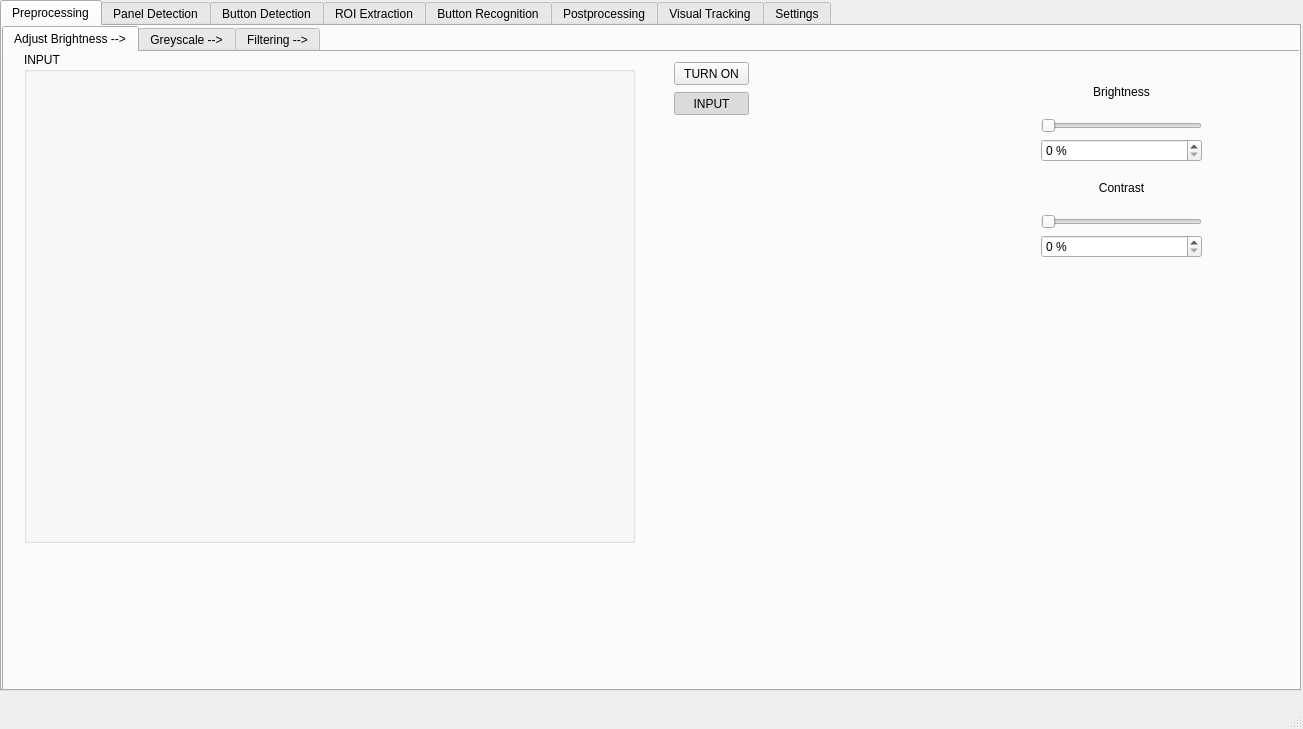
First picture: the form in main/qtdashboard/uidesign/mainwindow.ui, repository Hijtec/breach_rides_elevator, before the edit.
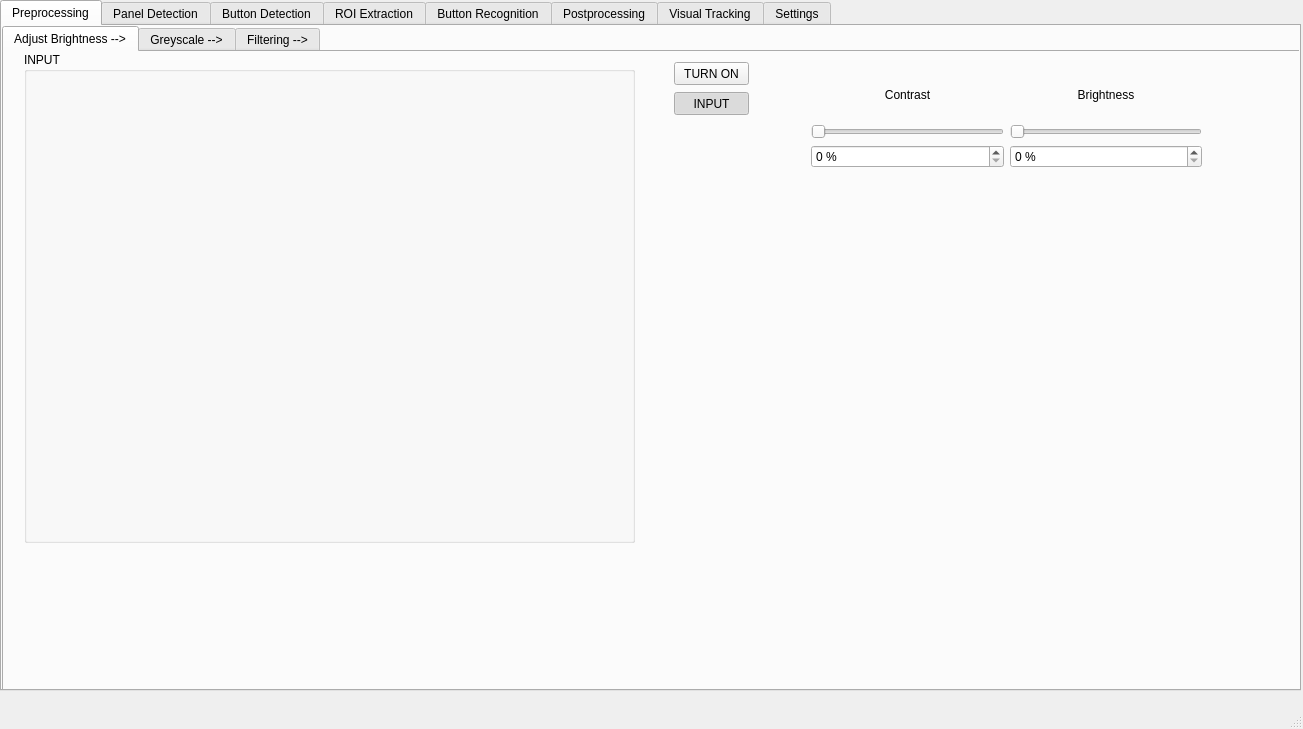
Second picture: the form after the edit.

Diff of the .ui file:
```diff
--- a/main/qtdashboard/uidesign/mainwindow.ui
+++ b/main/qtdashboard/uidesign/mainwindow.ui
@@ -121,56 +121,16 @@
        <widget class="QWidget" name="gridLayoutWidget">
         <property name="geometry">
          <rect>
-          <x>1037</x>
+          <x>807</x>
           <y>20</y>
-          <width>161</width>
-          <height>191</height>
+          <width>391</width>
+          <height>101</height>
          </rect>
         </property>
         <layout class="QGridLayout" name="gridLayout">
          <property name="bottomMargin">
           <number>5</number>
          </property>
-         <item row="0" column="0">
-          <layout class="QVBoxLayout" name="verticalLayout">
-           <item>
-            <widget class="QLabel" name="prepro_brightness">
-             <property name="text">
-              <string>Brightness</string>
-             </property>
-             <property name="alignment">
-              <set>Qt::AlignCenter</set>
-             </property>
-            </widget>
-           </item>
-           <item>
-            <widget class="QSlider" name="prepro_brightness_slider">
-             <property name="maximum">
-              <number>100</number>
-             </property>
-             <property name="singleStep">
-              <number>1</number>
-             </property>
-             <property name="orientation">
-              <enum>Qt::Horizontal</enum>
-             </property>
-            </widget>
-           </item>
-           <item>
-            <widget class="QSpinBox" name="prepro_brightness_box">
-             <property name="suffix">
-              <string> %</string>
-             </property>
-             <property name="prefix">
-              <string/>
-             </property>
-             <property name="maximum">
-              <number>100</number>
-             </property>
-            </widget>
-           </item>
-          </layout>
-         </item>
          <item row="1" column="0">
           <layout class="QVBoxLayout" name="verticalLayout_2">
            <item>
@@ -217,6 +177,46 @@
            </item>
           </layout>
          </item>
+         <item row="1" column="1">
+          <layout class="QVBoxLayout" name="prepro_brightness_layout">
+           <item>
+            <widget class="QLabel" name="prepro_brightness">
+             <property name="text">
+              <string>Brightness</string>
+             </property>
+             <property name="alignment">
+              <set>Qt::AlignCenter</set>
+             </property>
+            </widget>
+           </item>
+           <item>
+            <widget class="QSlider" name="prepro_brightness_slider">
+             <property name="maximum">
+              <number>100</number>
+             </property>
+             <property name="singleStep">
+              <number>1</number>
+             </property>
+             <property name="orientation">
+              <enum>Qt::Horizontal</enum>
+             </property>
+            </widget>
+           </item>
+           <item>
+            <widget class="QSpinBox" name="prepro_brightness_box">
+             <property name="suffix">
+              <string> %</string>
+             </property>
+             <property name="prefix">
+              <string/>
+             </property>
+             <property name="maximum">
+              <number>100</number>
+             </property>
+            </widget>
+           </item>
+          </layout>
+         </item>
         </layout>
        </widget>
        <widget class="QPushButton" name="prepro_adjbr_toggle_feed">
```
Left out of the diff: 2 changed lines with no effect on the pictures.
